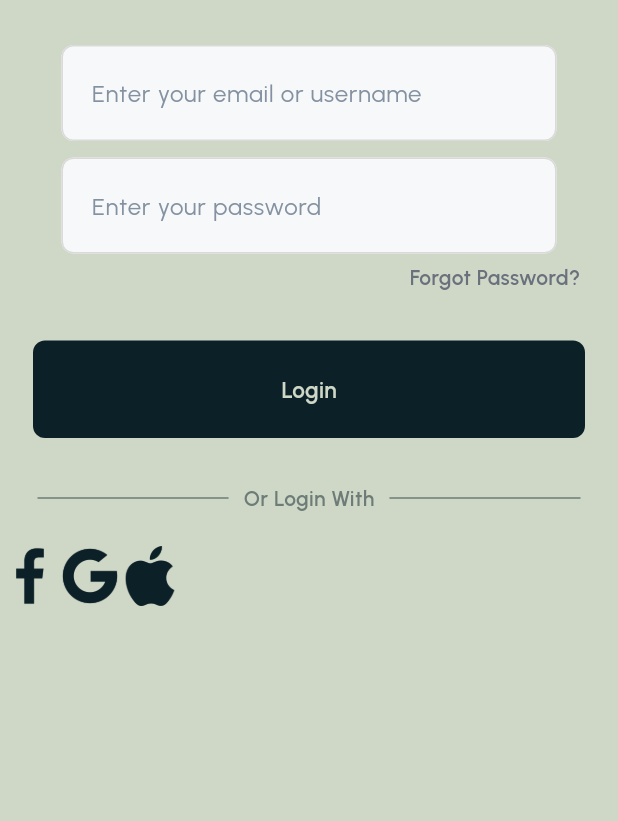
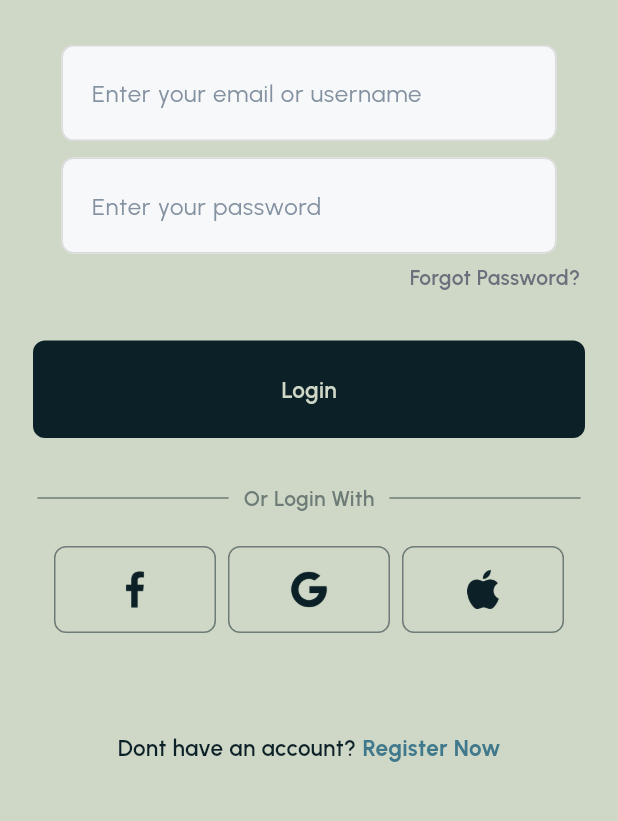
Before and after one commit to teyboxv/sinc, a Flutter app: the screen it shows after launch, on a phone screen of 412 x 824 dp, the part 228-1049 px from its top. Run offline on Flutter 3.47's test engine with Material 3 defaults, Android fonts, the phone set to English and light mode, and no system bars; our stand-ins replace device_preview.

Commit message:
sinc after login page

```diff
--- a/lib/components/square_tile.dart
+++ b/lib/components/square_tile.dart
@@ -10,9 +10,16 @@ class SquareTile extends StatelessWidget {
   @override
   Widget build(BuildContext context) {
     return Container(
+      padding: EdgeInsets.symmetric(horizontal: 40, vertical: 15),
+      decoration: BoxDecoration(
+        border: Border.all(color: Color(0xFF6E7C77)),
+        borderRadius: BorderRadius.circular(8),
+        ),
       child: Image.asset(
         imagePath,
-        height: 40,
+        height: 26,
+        width: 26,
+
 
         ),
     );
--- a/lib/pages/loginPage.dart
+++ b/lib/pages/loginPage.dart
@@ -111,23 +111,53 @@ class _LoginPageState extends State<LoginPage> {
 
 
               //facebook+google+apple buttons
-              Row(children: [
+              Row(
+                mainAxisAlignment: MainAxisAlignment.center,
+                children: [
                 //facebook
                 SquareTile(imagePath: "lib/assets/images/facebook.png"),
+                SizedBox(width: 8,),
 
                 //gooogle
                 SquareTile(imagePath: "lib/assets/images/google.png"),
+                SizedBox(width: 8,),
 
                 //apple
                 SquareTile(imagePath: "lib/assets/images/apple.png"),
 
               ],
 
-              )
+              ),
+              SizedBox(height: 66),
 
 
 
               //don't have an account? sign up
+              Row(
+                mainAxisAlignment: MainAxisAlignment.center,
+                children: [
+                  Text("Dont have an account?",
+                    style: TextStyle(
+                      color: Color(0xFF0C2027),
+                      fontSize: 15,
+                      fontWeight: FontWeight.w600,
+                      fontFamily: "Urbanist",
+                    ),
+
+
+                  ),
+                  SizedBox(width: 4,),
+                  Text(
+                      "Register Now",
+                      style: TextStyle(
+                        color: Color(0xFF40798C),
+                        fontSize: 15,
+                        fontWeight: FontWeight.bold,
+                        fontFamily: "Urbanist",
+                      ),
+                    ),
+                ],
+              )
 
           ],),
         ),
```
